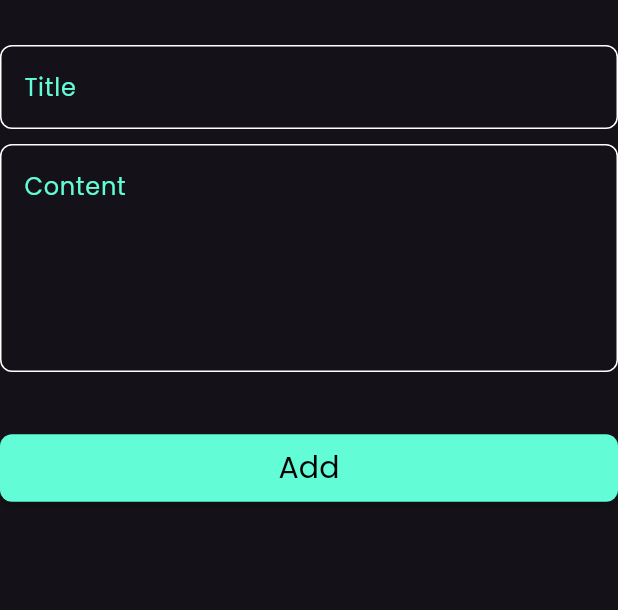
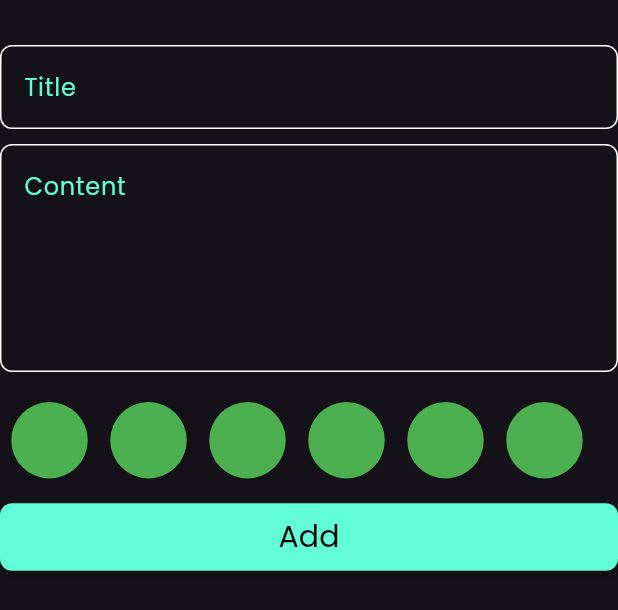
Before and after one commit to mahmoud123asd/NotesApp, a Flutter app: the AddNoteForm widget shown alone on an empty page, opened directly, on a phone screen of 412 x 824 dp. Shown: the top 610 px of the screen. Run offline on Flutter 3.47's test engine with Material 3 defaults, Android fonts, the phone set to English and light mode, and no system bars; our stand-ins replace flutter_bloc, hive, hive_flutter; accounts and stored records are empty.

Commit message:
create colors list view

```diff
--- a/lib/widgets/add_note_form.dart
+++ b/lib/widgets/add_note_form.dart
@@ -2,6 +2,7 @@ import 'package:flutter/material.dart';
 import 'package:flutter_bloc/flutter_bloc.dart';
 import 'package:notes_app/cuibts/add_note_cubit/add_note_cubit.dart';
 import 'package:notes_app/models/note_model.dart';
+import 'package:notes_app/widgets/color_list_view.dart';
 import 'package:notes_app/widgets/custom_button%20.dart';
 import 'package:notes_app/widgets/custom_text_field.dart';
 
@@ -45,7 +46,11 @@ class _AddNoteFormState extends State<AddNoteForm> {
             },
           ),
           SizedBox(
-            height: 40,
+            height: 20,
+          ),
+          SizedBox(
+            height: 33 * 2,
+            child: ColorListView(),
           ),
           CustomButton(
             ontap: () {
--- /dev/null
+++ b/lib/widgets/color_item.dart
@@ -0,0 +1,13 @@
+import 'package:flutter/material.dart';
+
+class ColorItem extends StatelessWidget {
+  const ColorItem({super.key});
+
+  @override
+  Widget build(BuildContext context) {
+    return CircleAvatar(
+      radius: 33,
+      backgroundColor: Colors.green,
+    );
+  }
+}
--- /dev/null
+++ b/lib/widgets/color_list_view.dart
@@ -0,0 +1,18 @@
+import 'package:flutter/material.dart';
+import 'package:notes_app/widgets/color_item.dart';
+
+class ColorListView extends StatelessWidget {
+  const ColorListView({super.key});
+
+  @override
+  Widget build(BuildContext context) {
+    return ListView.builder(
+      itemCount: 6,
+      padding: EdgeInsets.only(bottom: 15),
+      scrollDirection: Axis.horizontal,
+      itemBuilder: (BuildContext context, int index) {
+        return ColorItem();
+      },
+    );
+  }
+}
```
